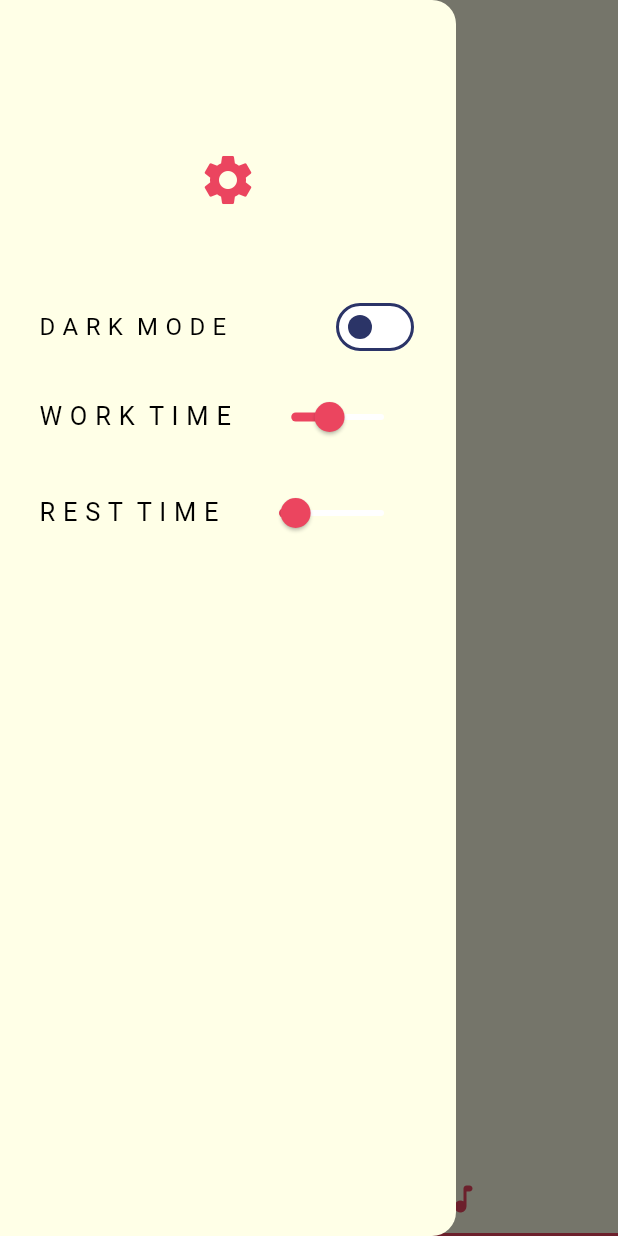
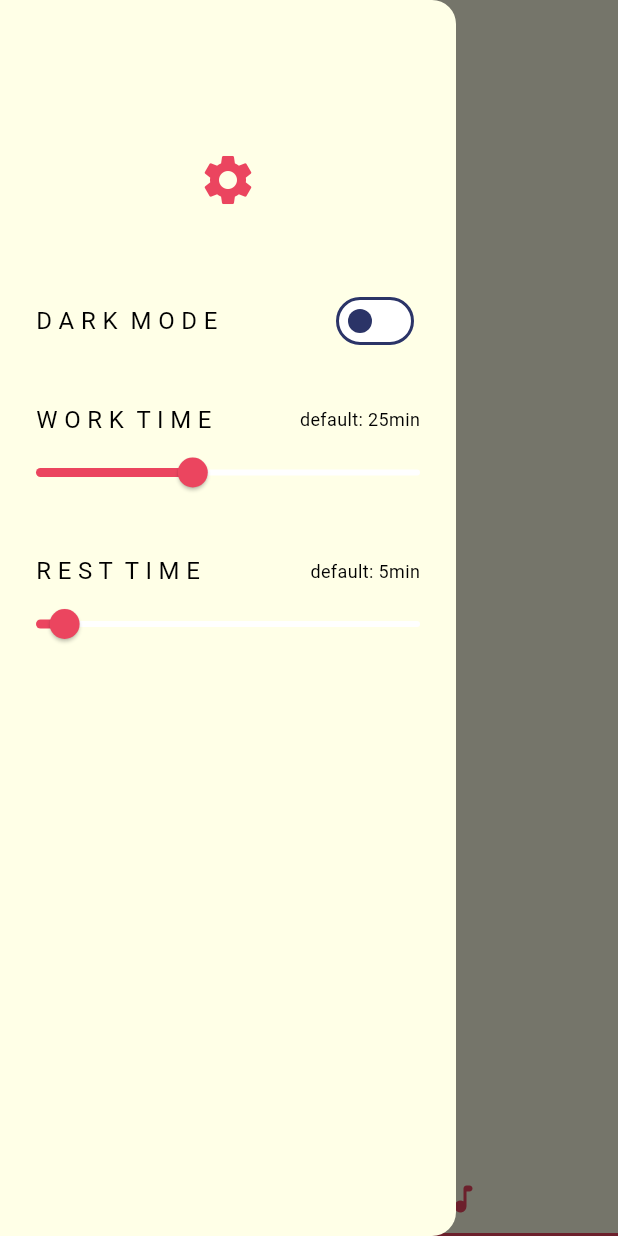
Before and after one commit to RikiSanjayaa/pomodoro_flutter_app, a Flutter app: the screen it shows after launch, tab 2 chosen, with the side drawer open, on a phone screen of 412 x 824 dp. Run offline on Flutter 3.47's test engine with Material 3 defaults, Android fonts, the phone set to English and light mode, and no system bars; our stand-ins replace google_fonts.

Commit message:
add bg color to provider and some refactoring old code

```diff
--- /dev/null
+++ b/lib/home_drawer.dart
@@ -0,0 +1,113 @@
+import 'package:flutter/material.dart';
+import 'package:pomodoro/providers/theme_provider.dart';
+import 'package:pomodoro/providers/timer_provider.dart';
+import 'package:provider/provider.dart';
+
+class HomeDrawer extends StatelessWidget {
+  const HomeDrawer({super.key});
+
+  @override
+  Widget build(BuildContext context) {
+    int workTimerInMinutes =
+        Provider.of<TimerProvider>(context, listen: true).workTime;
+    int restTimerInMinutes =
+        Provider.of<TimerProvider>(context, listen: true).restTime;
+
+    return Drawer(
+      backgroundColor:
+          Provider.of<ThemeProvider>(context, listen: true).bgColor,
+      child: Column(
+        children: [
+          Padding(
+            padding: const EdgeInsets.only(top: 100, bottom: 50),
+            child: Center(
+              child: Icon(
+                Icons.settings,
+                size: 40,
+                color: Theme.of(context).colorScheme.primary,
+              ),
+            ),
+          ),
+          Padding(
+            padding: const EdgeInsets.symmetric(horizontal: 24),
+            child: Row(
+              mainAxisAlignment: MainAxisAlignment.spaceBetween,
+              children: [
+                const Text(
+                  'D A R K  M O D E',
+                  style: TextStyle(fontSize: 16),
+                ),
+                Switch(
+                  value: Provider.of<ThemeProvider>(context, listen: false)
+                      .isDarkMode,
+                  onChanged: (value) {
+                    Provider.of<ThemeProvider>(context, listen: false)
+                        .toggleTheme();
+                  },
+                ),
+              ],
+            ),
+          ),
+
+          const Padding(
+            padding: EdgeInsets.fromLTRB(24, 30, 24, 0),
+            child: Row(
+              mainAxisAlignment: MainAxisAlignment.spaceBetween,
+              children: [
+                Text(
+                  'W O R K  T I M E',
+                  style: TextStyle(fontSize: 16),
+                ),
+                Text(
+                  'default: 25min',
+                  style: TextStyle(fontSize: 12),
+                ),
+              ],
+            ),
+          ),
+          // work time setting
+          Slider(
+            value: workTimerInMinutes.toDouble(),
+            min: 1,
+            max: 60,
+            divisions: 59,
+            label: '${workTimerInMinutes.toString()} minutes',
+            onChanged: (double value) {
+              Provider.of<TimerProvider>(context, listen: false).workTime =
+                  value.toInt();
+            },
+          ),
+
+          const Padding(
+            padding: EdgeInsets.fromLTRB(24, 30, 24, 0),
+            child: Row(
+              mainAxisAlignment: MainAxisAlignment.spaceBetween,
+              children: [
+                Text(
+                  'R E S T  T I M E',
+                  style: TextStyle(fontSize: 16),
+                ),
+                Text(
+                  'default: 5min',
+                  style: TextStyle(fontSize: 12),
+                ),
+              ],
+            ),
+          ),
+          // rest time setting
+          Slider(
+            value: restTimerInMinutes.toDouble(),
+            min: 1,
+            max: 60,
+            divisions: 59,
+            label: '${restTimerInMinutes.toString()} minutes',
+            onChanged: (double value) {
+              Provider.of<TimerProvider>(context, listen: false).restTime =
+                  value.toInt();
+            },
+          ),
+        ],
+      ),
+    );
+  }
+}
--- a/lib/home_screen.dart
+++ /dev/null
@@ -1,161 +0,0 @@
-import 'package:flutter/material.dart';
-
-import 'package:pomodoro/music_screen.dart';
-import 'package:pomodoro/themes/theme_provider.dart';
-import 'package:pomodoro/timer_provider.dart';
-import 'package:pomodoro/timer_screen.dart';
-import 'package:provider/provider.dart';
-
-class HomeScreen extends StatefulWidget {
-  const HomeScreen({super.key});
-
-  @override
-  State<HomeScreen> createState() {
-    return _HomeScreenState();
-  }
-}
-
-class _HomeScreenState extends State<HomeScreen>
-    with SingleTickerProviderStateMixin {
-  late TabController _tabController;
-  String _bgColor = 'yellow';
-
-  @override
-  void initState() {
-    super.initState();
-    _tabController = TabController(length: 2, vsync: this);
-  }
-
-  @override
-  void dispose() {
-    _tabController.dispose();
-    super.dispose();
-  }
-
-  // get color from timer state
-  void getColor(String bgColor) {
-    setState(() {
-      _bgColor = bgColor;
-    });
-  }
-
-  @override
-  Widget build(BuildContext context) {
-    int workTimerInMinutes =
-        Provider.of<TimerProvider>(context, listen: true).workTime;
-    int restTimerInMinutes =
-        Provider.of<TimerProvider>(context, listen: true).restTime;
-    final Color textColor = Theme.of(context).colorScheme.onBackground;
-    final Color redPrimary = Theme.of(context).colorScheme.primary;
-
-    late Color bgColor;
-    switch (_bgColor) {
-      case 'green':
-        bgColor = Theme.of(context).colorScheme.tertiary;
-        break;
-      case 'blue':
-        bgColor = Theme.of(context).colorScheme.secondary;
-      default:
-        bgColor = Theme.of(context).colorScheme.background;
-    }
-    return Scaffold(
-        backgroundColor: bgColor,
-        appBar: AppBar(
-          backgroundColor: bgColor,
-        ),
-        drawer: Drawer(
-          backgroundColor: bgColor,
-          child: Column(
-            children: [
-              Padding(
-                padding: const EdgeInsets.only(top: 100, bottom: 50),
-                child: Center(
-                  child: Icon(
-                    Icons.settings,
-                    size: 40,
-                    color: Theme.of(context).colorScheme.primary,
-                  ),
-                ),
-              ),
-              Padding(
-                padding: const EdgeInsets.only(left: 10),
-                child: SwitchListTile(
-                  title: const Text("D A R K  M O D E"),
-                  value: Provider.of<ThemeProvider>(context, listen: false)
-                      .isDarkMode,
-                  onChanged: (value) {
-                    Provider.of<ThemeProvider>(context, listen: false)
-                        .toggleTheme();
-                  },
-                ),
-              ),
-              // work time setting
-              Padding(
-                padding: const EdgeInsets.only(left: 10),
-                child: ListTile(
-                  leading: const Text(
-                    'W O R K  T I M E',
-                    style:
-                        TextStyle(fontSize: 17, fontWeight: FontWeight.normal),
-                  ),
-                  title: Slider(
-                    value: workTimerInMinutes.toDouble(),
-                    min: 1,
-                    max: 60,
-                    divisions: 59,
-                    label: '${workTimerInMinutes.toString()} minutes',
-                    onChanged: (double value) {
-                      Provider.of<TimerProvider>(context, listen: false)
-                          .workTime = value.toInt();
-                    },
-                  ),
-                ),
-              ),
-              // rest time setting
-              Padding(
-                padding: const EdgeInsets.only(left: 10),
-                child: ListTile(
-                  leading: const Text(
-                    'R E S T  T I M E',
-                    style:
-                        TextStyle(fontSize: 17, fontWeight: FontWeight.normal),
-                  ),
-                  title: Slider(
-                    value: restTimerInMinutes.toDouble(),
-                    min: 1,
-                    max: 30,
-                    divisions: 29,
-                    label: '${restTimerInMinutes.toString()} minutes',
-                    onChanged: (double value) {
-                      Provider.of<TimerProvider>(context, listen: false)
-                          .restTime = value.toInt();
-                    },
-                  ),
-                ),
-              ),
-            ],
-          ),
-        ),
-        bottomNavigationBar: TabBar(
-          controller: _tabController,
-          unselectedLabelColor: textColor,
-          labelColor: redPrimary,
-          indicatorColor: redPrimary,
-          indicatorSize: TabBarIndicatorSize.tab,
-          dividerColor: bgColor,
-          tabs: const [
-            Tab(icon: Icon(Icons.timer_rounded)),
-            Tab(icon: Icon(Icons.music_note_rounded)),
-          ],
-        ),
-        body: TabBarView(
-          controller: _tabController,
-          children: [
-            TimerScreen(
-              getBgColor: getColor,
-            ),
-            const MusicScreen()
-          ],
-        ));
-  }
-}
--- a/lib/main.dart
+++ b/lib/main.dart
@@ -1,7 +1,7 @@
 import 'package:flutter/material.dart';
-import 'package:pomodoro/home_screen.dart';
-import 'package:pomodoro/themes/theme_provider.dart';
-import 'package:pomodoro/timer_provider.dart';
+import 'package:pomodoro/screens/home_screen.dart';
+import 'package:pomodoro/providers/theme_provider.dart';
+import 'package:pomodoro/providers/timer_provider.dart';
 import 'package:provider/provider.dart';
 // import 'package:pomodoro/themes/light_theme.dart';
 
--- /dev/null
+++ b/lib/screens/home_screen.dart
@@ -0,0 +1,64 @@
+import 'package:flutter/material.dart';
+import 'package:pomodoro/home_drawer.dart';
+import 'package:pomodoro/providers/theme_provider.dart';
+
+import 'package:pomodoro/screens/music_screen.dart';
+import 'package:pomodoro/screens/timer_screen.dart';
+import 'package:provider/provider.dart';
+
+class HomeScreen extends StatefulWidget {
+  const HomeScreen({super.key});
+
+  @override
+  State<HomeScreen> createState() {
+    return _HomeScreenState();
+  }
+}
+
+class _HomeScreenState extends State<HomeScreen>
+    with SingleTickerProviderStateMixin {
+  late TabController _tabController;
+
+  @override
+  void initState() {
+    super.initState();
+    _tabController = TabController(length: 2, vsync: this);
+  }
+
+  @override
+  void dispose() {
+    _tabController.dispose();
+    super.dispose();
+  }
+
+  @override
+  Widget build(BuildContext context) {
+    final Color textColor = Theme.of(context).colorScheme.onBackground;
+    final Color redPrimary = Theme.of(context).colorScheme.primary;
+
+    Color bgColor = Provider.of<ThemeProvider>(context, listen: true).bgColor;
+
+    return Scaffold(
+        backgroundColor: bgColor,
+        appBar: AppBar(
+          backgroundColor: bgColor,
+        ),
+        drawer: const HomeDrawer(),
+        bottomNavigationBar: TabBar(
+          controller: _tabController,
+          unselectedLabelColor: textColor,
+          labelColor: redPrimary,
+          indicatorColor: redPrimary,
+          indicatorSize: TabBarIndicatorSize.tab,
+          dividerColor: bgColor,
+          tabs: const [
+            Tab(icon: Icon(Icons.timer_rounded)),
+            Tab(icon: Icon(Icons.music_note_rounded)),
+          ],
+        ),
+        body: TabBarView(
+          controller: _tabController,
+          children: const [TimerScreen(), MusicScreen()],
+        ));
+  }
+}
```
Also changed, not shown: lib/buttons/first_start_button.dart (+1 -7 lines), lib/buttons/restart_button.dart (+1 -7 lines), lib/buttons/started_buttons.dart (+1 -13 lines), lib/models/button_model.dart (+7 -8 lines), lib/providers/theme_provider.dart (added, +83 -0 lines), lib/screens/timer_screen.dart (renamed from lib/timer_screen.dart, +18 -31 lines), lib/themes/theme_provider.dart (deleted, +0 -31 lines), lib/providers/timer_provider.dart (renamed from lib/timer_provider.dart), lib/screens/music_screen.dart (renamed from lib/music_screen.dart).
